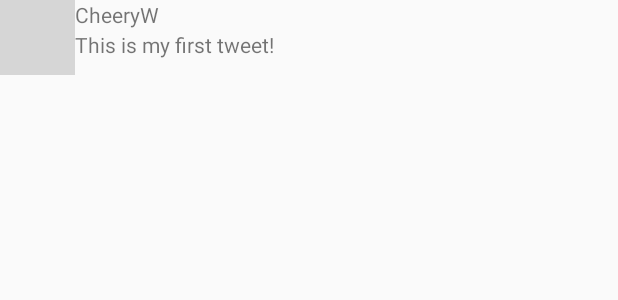
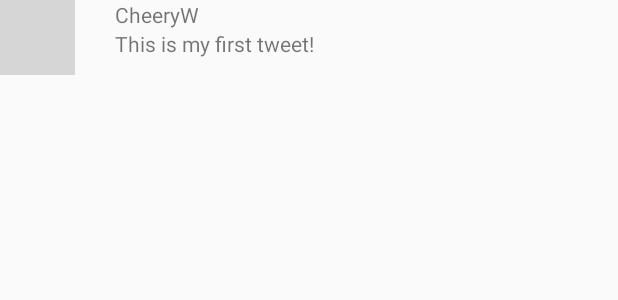
Before and after one commit to CheeryW/TwitterSimplified, an Android app: the layout item_tweet.xml on its own in the app's theme, with its tools: preview values and no code run, on a phone screen of 412 x 824 dp. Shown: the top 300 px of the screen. Run offline under Robolectric (Android 15) with nearby library versions, the phone set to English and light mode, and no system bars; grey boxes are pictures that could not be loaded.

Commit message:
Able to display usernames, twitter contents, and user profile images

```diff
--- a/app/src/main/java/com/codepath/apps/restclienttemplate/TimelineActivity.java
+++ b/app/src/main/java/com/codepath/apps/restclienttemplate/TimelineActivity.java
@@ -57,12 +57,13 @@ public class TimelineActivity extends AppCompatActivity {
                         Tweet tweet = Tweet.fromJson(jsonObject);
                         // Add the tweet into our data source
                         tweets.add(tweet);
+                        adaptor.notifyItemInserted(tweets.size() - 1);
                     } catch (JSONException e) {
                         e.printStackTrace();
                     }
                 }
                 // Notify adapter
-                adaptor.notifyItemInserted(tweets.size() - 1);
+
             }
 
             @Override
--- a/app/src/main/res/layout/item_tweet.xml
+++ b/app/src/main/res/layout/item_tweet.xml
@@ -6,27 +6,30 @@
     android:layout_height="wrap_content">
 
     <ImageView
-        android:id="@+id/ivProfilePicture"
+        android:id="@+id/ivProfileImage"
         android:layout_width="50dp"
         android:layout_height="50dp"
+        android:layout_alignParentStart="true"
+        android:layout_alignParentTop="true"
+        android:layout_marginEnd="5dp"
         tools:srcCompat="@tools:sample/avatars[5]" />
 
     <TextView
         android:id="@+id/tvScreenName"
         android:layout_width="wrap_content"
         android:layout_height="wrap_content"
-        android:layout_alignLeft="@+id/ivProfilePicture"
-        android:layout_marginLeft="50dp"
+        android:layout_alignParentTop="true"
+        android:layout_toEndOf="@+id/ivProfileImage"
+        android:layout_marginStart="21dp"
         android:text="CheeryW" />
 
     <TextView
         android:id="@+id/tvBody"
         android:layout_width="wrap_content"
         android:layout_height="wrap_content"
-        android:layout_alignLeft="@+id/ivProfilePicture"
-        android:layout_alignTop="@id/ivProfilePicture"
-        android:layout_marginLeft="50dp"
-        android:layout_marginTop="20dp"
+        android:layout_below="@id/tvScreenName"
+        android:layout_toEndOf="@id/ivProfileImage"
+        android:layout_marginLeft="21dp"
         android:text="This is my first tweet!" />
 
 </RelativeLayout>
```
Also changed, not shown: app/src/main/java/com/codepath/apps/restclienttemplate/TweetsAdaptor.java (+8 -4 lines), app/src/main/java/com/codepath/apps/restclienttemplate/models/Tweet.java (+20 -4 lines), app/src/main/java/com/codepath/apps/restclienttemplate/models/User.java (+24 -5 lines).
